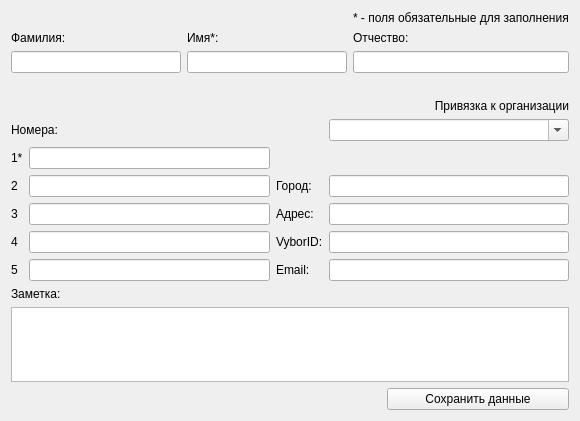
Qt form EditContactDialog.ui (okostynchuk/Outcall) before a commit.
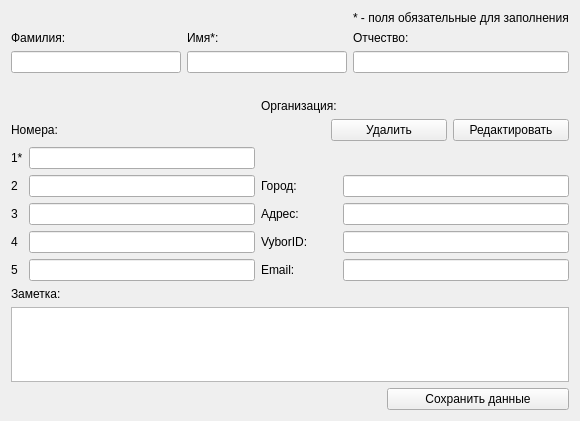
The same form after that commit. Icons and pictures are not drawn.

Commit message: Привязка организации

The edit to the form file:
```diff
--- a/EditContactDialog.ui
+++ b/EditContactDialog.ui
@@ -17,10 +17,8 @@
    <iconset resource="images.qrc">
     <normaloff>:/images/outcall-logo.png</normaloff>:/images/outcall-logo.png</iconset>
   </property>
-  <layout class="QGridLayout" name="gridLayout">
+  <layout class="QGridLayout" name="gridLayout_2">
    <item row="0" column="0">
-    <layout class="QVBoxLayout" name="verticalLayout_3">
-     <item>
       <layout class="QGridLayout" name="gridLayout_5">
        <item row="0" column="3">
         <widget class="QLabel" name="label_13">
@@ -107,128 +105,98 @@
        </item>
       </layout>
      </item>
-     <item>
-      <widget class="QLabel" name="label">
-       <property name="text">
-        <string>Привязка к организации</string>
-       </property>
-       <property name="alignment">
-        <set>Qt::AlignRight|Qt::AlignTrailing|Qt::AlignVCenter</set>
-       </property>
-      </widget>
-     </item>
-     <item>
-      <layout class="QGridLayout" name="gridLayout_9">
-       <item row="5" column="3">
-        <widget class="QLabel" name="label_12">
-         <property name="text">
-          <string>Email:</string>
-         </property>
-         <property name="alignment">
-          <set>Qt::AlignLeading|Qt::AlignLeft|Qt::AlignVCenter</set>
-         </property>
-        </widget>
-       </item>
-       <item row="3" column="3">
-        <widget class="QLabel" name="label_10">
-         <property name="text">
-          <string>Адрес:</string>
-         </property>
-         <property name="alignment">
-          <set>Qt::AlignLeading|Qt::AlignLeft|Qt::AlignVCenter</set>
-         </property>
-        </widget>
-       </item>
-       <item row="4" column="3">
-        <widget class="QLabel" name="label_32">
-         <property name="text">
-          <string>VyborID:</string>
-         </property>
-         <property name="alignment">
-          <set>Qt::AlignLeading|Qt::AlignLeft|Qt::AlignVCenter</set>
-         </property>
-        </widget>
-       </item>
-       <item row="3" column="1">
-        <widget class="QLineEdit" name="ThirdNumber">
-         <property name="focusPolicy">
-          <enum>Qt::ClickFocus</enum>
-         </property>
-        </widget>
-       </item>
-       <item row="4" column="1">
-        <widget class="QLineEdit" name="FourthNumber">
-         <property name="focusPolicy">
-          <enum>Qt::ClickFocus</enum>
-         </property>
-        </widget>
-       </item>
-       <item row="5" column="4">
-        <widget class="QLineEdit" name="Email">
-         <property name="focusPolicy">
-          <enum>Qt::ClickFocus</enum>
-         </property>
-        </widget>
-       </item>
-       <item row="4" column="0">
-        <widget class="QLabel" name="label_18">
-         <property name="text">
-          <string>4</string>
-         </property>
-        </widget>
-       </item>
-       <item row="3" column="4">
-        <widget class="QLineEdit" name="Address">
-         <property name="focusPolicy">
-          <enum>Qt::ClickFocus</enum>
-         </property>
-        </widget>
-       </item>
-       <item row="0" column="4">
-        <widget class="QComboBox" name="comboBox">
-         <property name="focusPolicy">
-          <enum>Qt::ClickFocus</enum>
-         </property>
-         <property name="editable">
-          <bool>true</bool>
-         </property>
-         <property name="insertPolicy">
-          <enum>QComboBox::InsertAlphabetically</enum>
-         </property>
-         <property name="sizeAdjustPolicy">
-          <enum>QComboBox::AdjustToContents</enum>
-         </property>
-        </widget>
-       </item>
        <item row="1" column="0">
+    <layout class="QGridLayout" name="gridLayout">
+     <item row="0" column="2">
+      <widget class="QLabel" name="label_7">
+       <property name="text">
+        <string>Организация:</string>
+       </property>
+      </widget>
+     </item>
+     <item row="0" column="3">
+      <widget class="QLabel" name="label_org">
+       <property name="text">
+        <string/>
+       </property>
+      </widget>
+     </item>
+     <item row="1" column="0" colspan="2">
+      <widget class="QLabel" name="label_5">
+       <property name="text">
+        <string>Номера:</string>
+       </property>
+      </widget>
+     </item>
+     <item row="1" column="2" colspan="2">
+      <layout class="QHBoxLayout" name="horizontalLayout">
+       <item>
+        <spacer name="horizontalSpacer">
+         <property name="orientation">
+          <enum>Qt::Horizontal</enum>
+         </property>
+         <property name="sizeType">
+          <enum>QSizePolicy::Fixed</enum>
+         </property>
+         <property name="sizeHint" stdset="0">
+          <size>
+           <width>70</width>
+           <height>20</height>
+          </size>
+         </property>
+        </spacer>
+       </item>
+       <item>
+        <widget class="QPushButton" name="deleteOrgButton">
+         <property name="focusPolicy">
+          <enum>Qt::NoFocus</enum>
+         </property>
+         <property name="text">
+          <string>Удалить</string>
+         </property>
+        </widget>
+       </item>
+       <item>
+        <widget class="QPushButton" name="addOrgButton">
+         <property name="focusPolicy">
+          <enum>Qt::NoFocus</enum>
+         </property>
+         <property name="text">
+          <string>Редактировать</string>
+         </property>
+        </widget>
+       </item>
+      </layout>
+     </item>
+     <item row="2" column="0">
         <widget class="QLabel" name="label_6">
          <property name="text">
           <string>1*</string>
          </property>
         </widget>
        </item>
-       <item row="3" column="0">
-        <widget class="QLabel" name="label_27">
-         <property name="text">
-          <string>3</string>
-         </property>
-        </widget>
-       </item>
-       <item row="1" column="1">
+     <item row="2" column="1">
         <widget class="QLineEdit" name="FirstNumber">
          <property name="focusPolicy">
           <enum>Qt::ClickFocus</enum>
          </property>
         </widget>
        </item>
-       <item row="2" column="0">
+     <item row="3" column="0">
         <widget class="QLabel" name="label_28">
          <property name="text">
           <string>2</string>
          </property>
         </widget>
        </item>
-       <item row="2" column="3">
+     <item row="3" column="1">
+      <widget class="QLineEdit" name="SecondNumber">
+       <property name="focusPolicy">
+        <enum>Qt::ClickFocus</enum>
+       </property>
+      </widget>
+     </item>
+     <item row="3" column="2">
         <widget class="QLabel" name="label_29">
          <property name="layoutDirection">
           <enum>Qt::LeftToRight</enum>
@@ -241,49 +209,107 @@
          </property>
         </widget>
        </item>
-       <item row="0" column="0" colspan="2">
-        <widget class="QLabel" name="label_5">
+     <item row="3" column="3">
+      <widget class="QLineEdit" name="City">
+       <property name="focusPolicy">
+        <enum>Qt::ClickFocus</enum>
+       </property>
+      </widget>
+     </item>
+     <item row="4" column="0">
+      <widget class="QLabel" name="label_27">
          <property name="text">
-          <string>Номера:</string>
+        <string>3</string>
          </property>
         </widget>
        </item>
-       <item row="2" column="1">
-        <widget class="QLineEdit" name="SecondNumber">
+     <item row="4" column="1">
+      <widget class="QLineEdit" name="ThirdNumber">
          <property name="focusPolicy">
           <enum>Qt::ClickFocus</enum>
          </property>
         </widget>
        </item>
-       <item row="4" column="4">
-        <widget class="QLineEdit" name="VyborID">
+     <item row="4" column="2">
+      <widget class="QLabel" name="label_10">
+       <property name="text">
+        <string>Адрес:</string>
+       </property>
+       <property name="alignment">
+        <set>Qt::AlignLeading|Qt::AlignLeft|Qt::AlignVCenter</set>
+       </property>
+      </widget>
+     </item>
+     <item row="4" column="3">
+      <widget class="QLineEdit" name="Address">
          <property name="focusPolicy">
           <enum>Qt::ClickFocus</enum>
          </property>
         </widget>
        </item>
        <item row="5" column="0">
+      <widget class="QLabel" name="label_18">
+       <property name="text">
+        <string>4</string>
+       </property>
+      </widget>
+     </item>
+     <item row="5" column="1">
+      <widget class="QLineEdit" name="FourthNumber">
+       <property name="focusPolicy">
+        <enum>Qt::ClickFocus</enum>
+       </property>
+      </widget>
+     </item>
+     <item row="5" column="2">
+      <widget class="QLabel" name="label_32">
+       <property name="text">
+        <string>VyborID:</string>
+       </property>
+       <property name="alignment">
+        <set>Qt::AlignLeading|Qt::AlignLeft|Qt::AlignVCenter</set>
+       </property>
+      </widget>
+     </item>
+     <item row="5" column="3">
+      <widget class="QLineEdit" name="VyborID">
+       <property name="focusPolicy">
+        <enum>Qt::ClickFocus</enum>
+       </property>
+      </widget>
+     </item>
+     <item row="6" column="0">
         <widget class="QLabel" name="label_33">
          <property name="text">
           <string>5</string>
          </property>
         </widget>
        </item>
-       <item row="5" column="1">
+     <item row="6" column="1">
         <widget class="QLineEdit" name="FifthNumber">
          <property name="focusPolicy">
           <enum>Qt::ClickFocus</enum>
          </property>
         </widget>
        </item>
-       <item row="2" column="4">
-        <widget class="QLineEdit" name="City">
+     <item row="6" column="2">
+      <widget class="QLabel" name="label_12">
+       <property name="text">
+        <string>Email:</string>
+       </property>
+       <property name="alignment">
+        <set>Qt::AlignLeading|Qt::AlignLeft|Qt::AlignVCenter</set>
+       </property>
+      </widget>
+     </item>
+     <item row="6" column="3">
+      <widget class="QLineEdit" name="Email">
          <property name="focusPolicy">
           <enum>Qt::ClickFocus</enum>
          </property>
         </widget>
        </item>
-       <item row="1" column="3" colspan="2">
+     <item row="2" column="2" colspan="2">
         <widget class="QLabel" name="label_14">
          <property name="text">
           <string/>
@@ -292,7 +318,7 @@
        </item>
       </layout>
      </item>
-     <item>
+   <item row="2" column="0">
       <layout class="QGridLayout" name="gridLayout_7">
        <item row="0" column="0">
         <widget class="QLabel" name="label_16">
@@ -323,8 +349,6 @@
           <enum>Qt::ClickFocus</enum>
          </property>
         </widget>
-       </item>
-      </layout>
      </item>
     </layout>
    </item>
```
Lines whose indentation alone changed are shown as unchanged. The commit also changes 10 other files.
